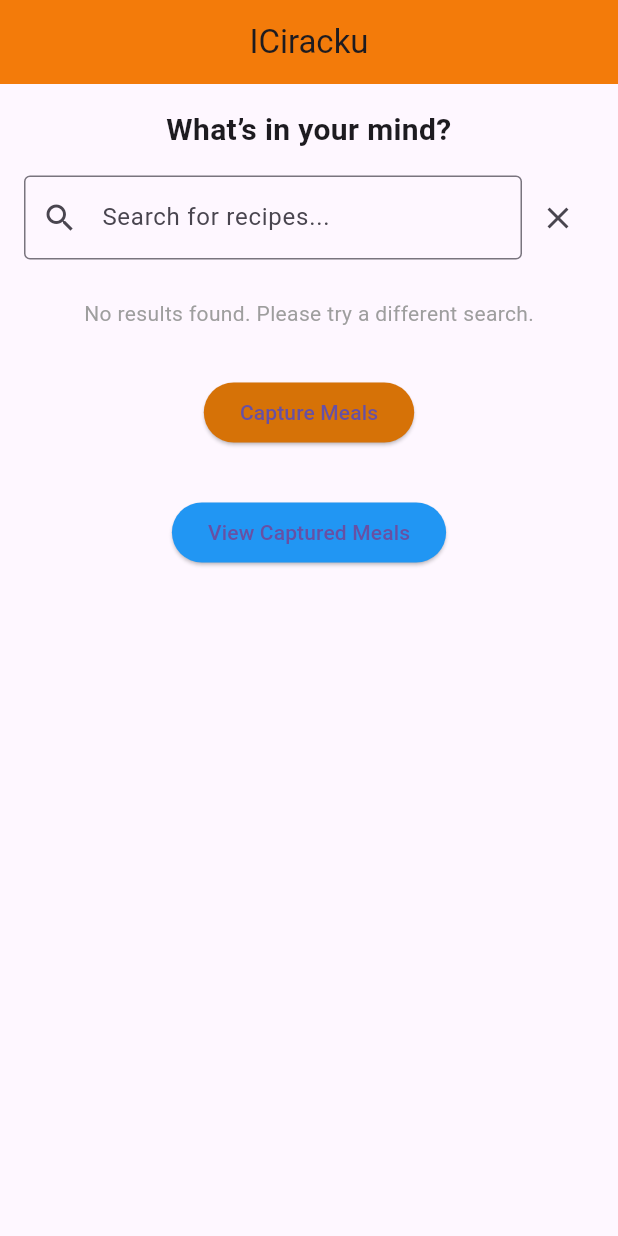
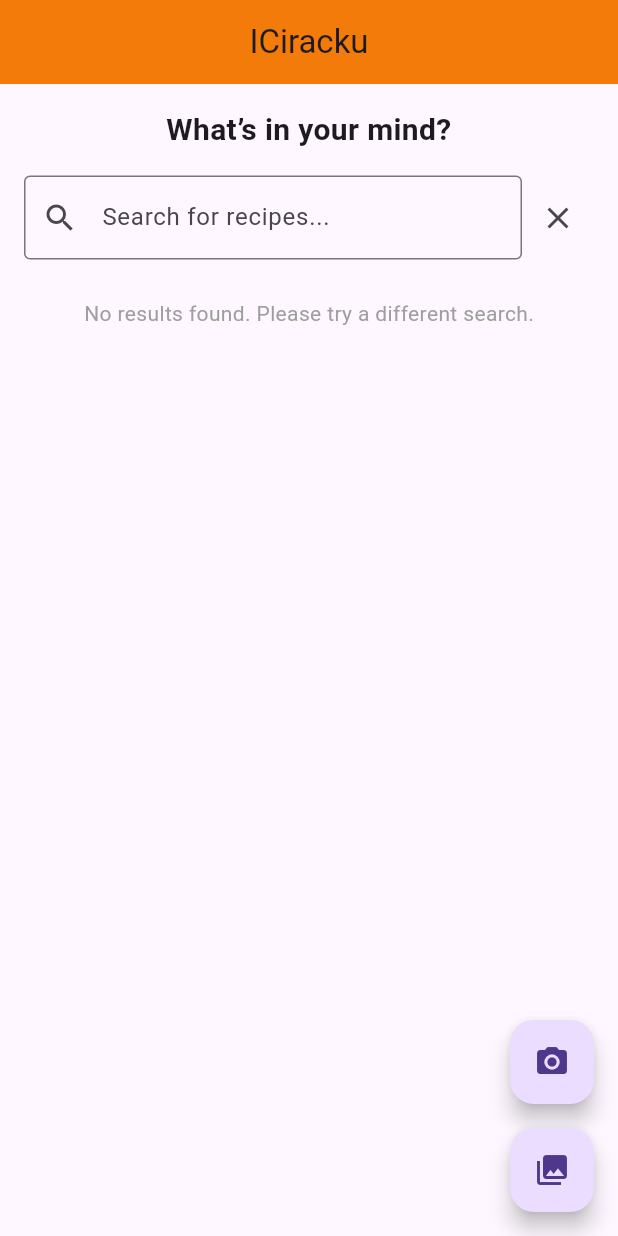
Before and after one commit to JD-dev227/JosephDanielBuhagiarSWD.6.2B.CPD..Home.2025, a Flutter app: the screen it shows after launch, on a phone screen of 412 x 824 dp. Run offline on Flutter 3.47's test engine with Material 3 defaults, Android fonts, the phone set to English and light mode, and no system bars; our stand-ins replace camera, flutter_html, flutter_local_notifications.

Commit message:
Added Layout builder and other minor adjustments

```diff
--- a/lib/screens/home_screen.dart
+++ b/lib/screens/home_screen.dart
@@ -1,4 +1,5 @@
 import 'dart:async';
+
 import 'package:flutter/material.dart';
 import '../services/api_service.dart';
 import '../widgets/recipe_card.dart';
@@ -18,7 +19,6 @@ class _HomeScreenState extends State<HomeScreen> {
   String _errorMessage = '';
   Timer? _debounce;
 
-  // Search recipes with debouncing to avoid frequent API calls.
   void _searchRecipes(String query) async {
     if (_debounce?.isActive ?? false) _debounce?.cancel();
     _debounce = Timer(const Duration(milliseconds: 500), () async {
@@ -39,7 +39,6 @@ class _HomeScreenState extends State<HomeScreen> {
           _recipes = recipes;
           _isLoading = false;
         });
-        // Show a local notification with the search results
         NotificationService().showNotification(
           title: 'Search Completed',
           body: 'Found ${recipes.length} recipes for "$query".',
@@ -53,7 +52,6 @@ class _HomeScreenState extends State<HomeScreen> {
     });
   }
 
-  // Clear search text and results.
   void _clearSearch() {
     _searchController.clear();
     setState(() {
@@ -73,12 +71,75 @@ class _HomeScreenState extends State<HomeScreen> {
   Widget build(BuildContext context) {
     return Scaffold(
       appBar: AppBar(
-        title: Text('ICiracku'),
+        title: const Text('ICiracku'),
         backgroundColor: const Color.fromARGB(255, 243, 123, 10),
         centerTitle: true,
       ),
-      body: Column(
+        body: Stack(
           children: [
+            LayoutBuilder(
+              builder: (context, constraints) {
+                if (constraints.maxWidth < 600) {
+                  // Small screen (e.g., phones)
+                  return Column(
+                    children: _buildMainContent(),
+                  );
+                } else {
+                  // Large screen (e.g., tablets, web)
+                  return Row(
+                    children: [
+                      Expanded(
+                        flex: 2,
+                        child: Column(
+                          children: _buildMainContent(),
+                        ),
+                      ),
+                      // Maybe show a sidebar or additional panel here for large screens
+                      Expanded(
+                        flex: 1,
+                        child: Container(
+                          color: Colors.grey[100],
+                          child: Center(child: Text('Extra Panel')),
+                        ),
+                      ),
+                    ],
+                  );
+                }
+              },
+            ),
+            // Positioned side buttons (floating)
+            Positioned(
+              right: 16,
+              bottom: 16,
+              child: Column(
+                mainAxisSize: MainAxisSize.min,
+                children: [
+                  FloatingActionButton(
+                    heroTag: 'captureMeals',
+                    tooltip: "Capture Meals",
+                    onPressed: () {
+                      Navigator.pushNamed(context, '/scan');
+                    },
+                    child: Icon(Icons.camera_alt),
+                  ),
+                  const SizedBox(height: 16),
+                  FloatingActionButton(
+                    heroTag: 'viewCapturedMeals',
+                    tooltip: "View Captured Meals",
+                    onPressed: () {
+                      Navigator.pushNamed(context, '/gallery');
+                    },
+                    child: Icon(Icons.photo_library),
+                  ),
+                ],
+              ),
+            ),
+          ],
+        ),
+    );
+  }
+    List<Widget> _buildMainContent() {
+    return [
       Padding(
         padding: const EdgeInsets.all(16.0),
         child: Text(
@@ -87,7 +148,6 @@ class _HomeScreenState extends State<HomeScreen> {
           textAlign: TextAlign.center,
         ),
       ),
-          // Search Bar
       Padding(
         padding: const EdgeInsets.symmetric(horizontal: 16.0),
         child: Row(
@@ -95,7 +155,7 @@ class _HomeScreenState extends State<HomeScreen> {
             Expanded(
               child: TextField(
                 controller: _searchController,
-                    decoration: InputDecoration(
+                decoration: const InputDecoration(
                   hintText: 'Search for recipes...',
                   prefixIcon: Icon(Icons.search),
                   border: OutlineInputBorder(),
@@ -104,28 +164,27 @@ class _HomeScreenState extends State<HomeScreen> {
               ),
             ),
             IconButton(
-                  icon: Icon(Icons.clear),
+              icon: const Icon(Icons.clear),
               onPressed: _clearSearch,
             ),
           ],
         ),
       ),
-          SizedBox(height: 10),
-          // Display Loading, Error, or Results
+      const SizedBox(height: 10),
       if (_isLoading)
-            CircularProgressIndicator()
+        const CircularProgressIndicator()
       else if (_errorMessage.isNotEmpty)
         Padding(
           padding: const EdgeInsets.all(16.0),
           child: Text(
             _errorMessage,
-                style: TextStyle(color: Colors.red),
+            style: const TextStyle(color: Colors.red),
           ),
         )
       else if (_recipes.isEmpty)
         Padding(
           padding: const EdgeInsets.all(16.0),
-              child: Text(
+          child: const Text(
             'No results found. Please try a different search.',
             style: TextStyle(color: Colors.grey),
           ),
@@ -140,29 +199,6 @@ class _HomeScreenState extends State<HomeScreen> {
             ),
           ),
         ),
-
-          Padding(
-            padding: const EdgeInsets.symmetric(vertical: 16.0),
-            child: ElevatedButton(
-              onPressed: () {
-                Navigator.pushNamed(context, '/scan');
-              },
-              child: Text("Capture Meals"),
-              style: ElevatedButton.styleFrom(backgroundColor: const Color.fromARGB(255, 214, 114, 7)),
-            ),
-          ),
-          Padding(
-              padding: const EdgeInsets.symmetric(vertical: 16.0),
-              child: ElevatedButton(
-                onPressed: () {
-                  Navigator.pushNamed(context, '/gallery');
-                },
-                child: const Text("View Captured Meals"),
-                style: ElevatedButton.styleFrom(backgroundColor: Colors.blue),
-              ),
-           ),
-        ],
-      ),
-    );
+    ];
   }
 }
```
Also changed, not shown: 4 other files. Lines whose indentation alone changed are shown as unchanged.
